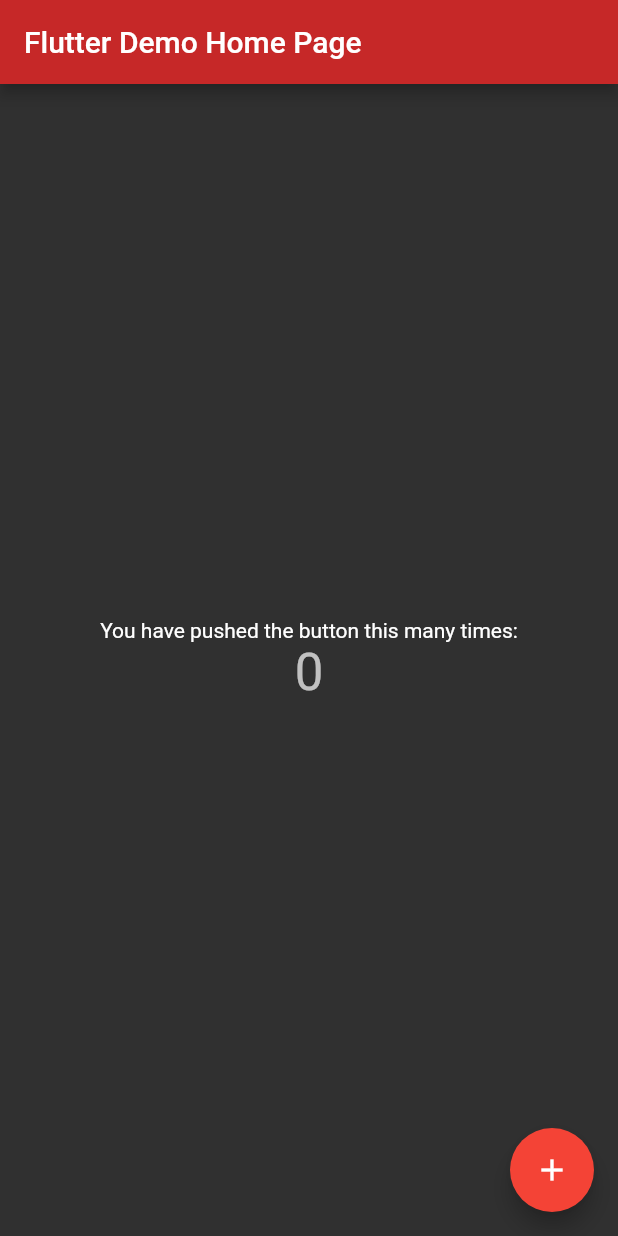
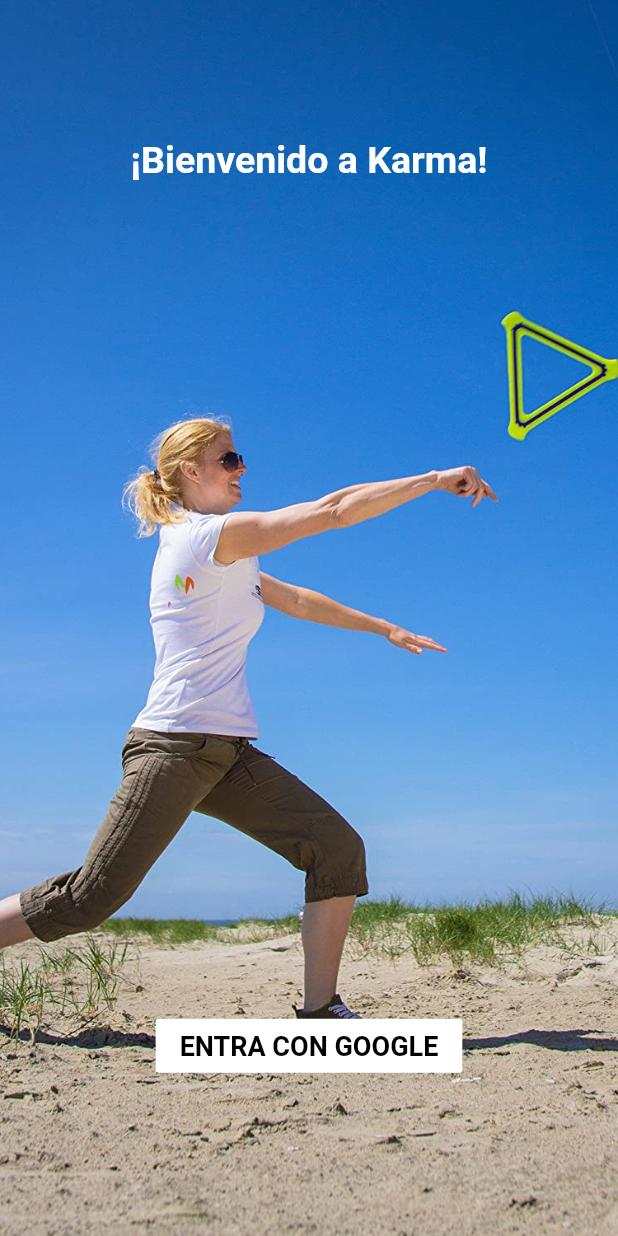
Before and after one commit to andpg/Karma, a Flutter app: the screen it shows after launch, on a phone screen of 412 x 824 dp. Run offline on Flutter 3.47's test engine with Material 2 defaults, Android fonts, the phone set to English and light mode, and no system bars.

Commit message:
Login Done

```diff
--- a/lib/screen/LoginScreen.dart
+++ b/lib/screen/LoginScreen.dart
@@ -18,7 +18,7 @@ class LoginScreen extends StatefulWidget {
 }
 
 class _LoginScreenState extends State<LoginScreen> {
-  int _counter = 0;
+
 
   void _incrementCounter() {
     setState(() {
@@ -27,7 +27,7 @@ class _LoginScreenState extends State<LoginScreen> {
       // so that the display can reflect the updated values. If we changed
       // _counter without calling setState(), then the build method would not be
       // called again, and so nothing would appear to happen.
-      _counter++;
+
     });
   }
 
@@ -40,13 +40,12 @@ class _LoginScreenState extends State<LoginScreen> {
     // fast, so that you can just rebuild anything that needs updating rather
     // than having to individually change instances of widgets.
     return Scaffold(
-      appBar: AppBar(
-        // Here we take the value from the MyHomePage object that was created by
-        // the App.build method, and use it to set our appbar title.
-        // title: Text(widget.title),
-        title: Text("Flutter Demo Home Page"),
-      ),
-      body: Center(
+
+
+      body: Container(
+        decoration: BoxDecoration(
+          image: DecorationImage(image: AssetImage("images/bumeran2.jpg"), fit: BoxFit.cover) //agrefar en pubspec.yaml
+        ),
         // Center is a layout widget. It takes a single child and positions it
         // in the middle of the parent.
         child: Column(
@@ -66,21 +65,45 @@ class _LoginScreenState extends State<LoginScreen> {
           // horizontal).
           mainAxisAlignment: MainAxisAlignment.center,
           children: <Widget>[
-            Text(
-              'You have pushed the button this many times:',
-            ),
-            Text(
-              '$_counter',
-              style: Theme.of(context).textTheme.headline4,
-            ),
+
+            Expanded(child:Container(
+              padding: const EdgeInsets.all(50),
+              alignment: Alignment(0.0,-0.7),
+              child: Text(
+                '¡Bienvenido a Karma!',
+                textAlign: TextAlign.center,
+                style: TextStyle(
+                  fontWeight: FontWeight.bold,
+                  color: Colors.white,
+                  fontSize: 25),
+              ),
+            ),),
+
+            Expanded(child:Container(
+              padding: const EdgeInsets.all(50),
+              alignment: Alignment(0.0,0.6),
+              child: FlatButton(
+                color: Colors.white,
+                child: Text(
+                  "ENTRA CON GOOGLE",
+                  textAlign: TextAlign.center,
+                  style: TextStyle(
+                    fontWeight: FontWeight.bold,
+                    color: Colors.black,
+                    fontSize: 18)
+                  ),
+
+                onPressed: () {
+                }
+              )
+            ))
+
+
+
+
           ],
         ),
       ),
-      floatingActionButton: FloatingActionButton(
-        onPressed: _incrementCounter,
-        tooltip: 'Increment',
-        child: Icon(Icons.add),
-      ), // This trailing comma makes auto-formatting nicer for build methods.
     );
   }
 }
--- a/pubspec.yaml
+++ b/pubspec.yaml
@@ -45,8 +45,8 @@ flutter:
   uses-material-design: true
 
   # To add assets to your application, add an assets section, like this:
-  # assets:
-  #   - images/a_dot_burr.jpeg
+  assets:
+    - images/bumeran2.jpg
   #   - images/a_dot_ham.jpeg
 
   # An image asset can refer to one or more resolution-specific "variants", see
```
Also changed, not shown: images/bumeran2.jpg (added).
